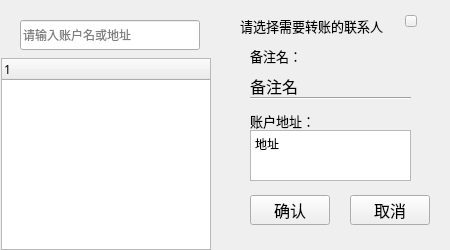
This is transfer/ContactChooseWidget.ui in HcashOrg/hx-indicator as Qt 5 draws it before an edit. The edited form follows.
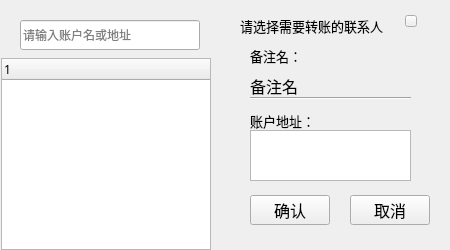
This is the edited form.

```diff
--- a/transfer/ContactChooseWidget.ui
+++ b/transfer/ContactChooseWidget.ui
@@ -206,7 +206,7 @@
 &lt;html&gt;&lt;head&gt;&lt;meta name=&quot;qrichtext&quot; content=&quot;1&quot; /&gt;&lt;style type=&quot;text/css&quot;&gt;
 p, li { white-space: pre-wrap; }
 &lt;/style&gt;&lt;/head&gt;&lt;body style=&quot; font-family:'微软雅黑'; font-size:9pt; font-weight:400; font-style:normal;&quot;&gt;
-&lt;p style=&quot; margin-top:0px; margin-bottom:0px; margin-left:0px; margin-right:0px; -qt-block-indent:0; text-indent:0px;&quot;&gt;地址&lt;/p&gt;&lt;/body&gt;&lt;/html&gt;</string>
+&lt;p style=&quot;-qt-paragraph-type:empty; margin-top:0px; margin-bottom:0px; margin-left:0px; margin-right:0px; -qt-block-indent:0; text-indent:0px;&quot;&gt;&lt;br /&gt;&lt;/p&gt;&lt;/body&gt;&lt;/html&gt;</string>
    </property>
   </widget>
  </widget>
```
